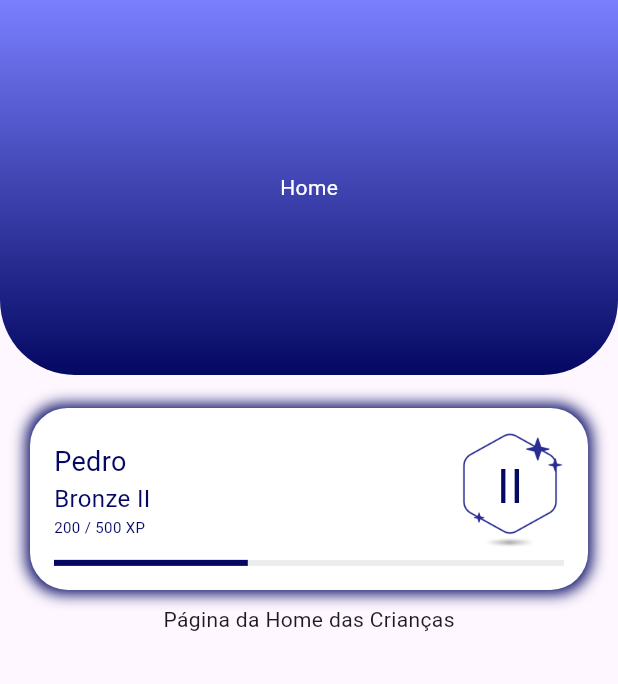
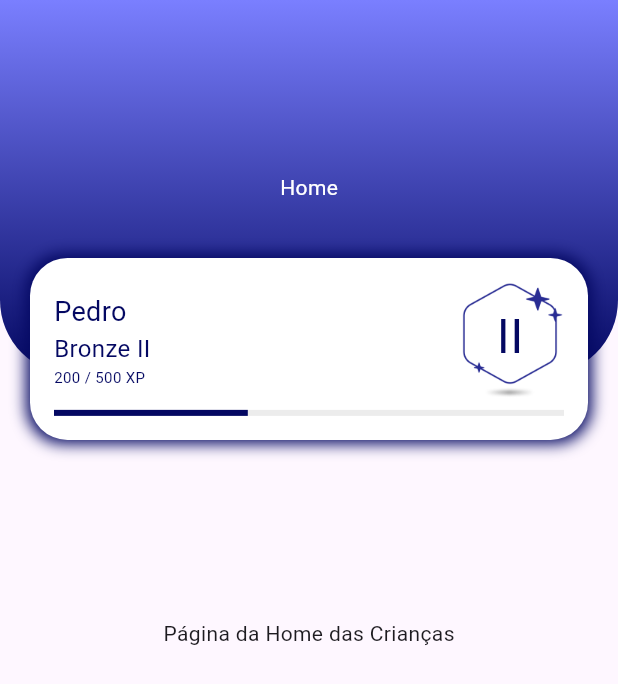
Before and after one commit to ianzin30/L-earn, a Flutter app: the ChildrenHomePage screen opened directly with empty values, on a phone screen of 412 x 824 dp. Shown: the top 684 px of the screen. Run offline on Flutter 3.47's test engine with Material 3 defaults, Android fonts, the phone set to English and light mode, and no system bars.

Commit message:
feat: flutiation progress bar position in children Home Page

```diff
--- a/learn/lib/pages/childrenPages/homePage.dart
+++ b/learn/lib/pages/childrenPages/homePage.dart
@@ -1,6 +1,7 @@
 import 'package:flutter/material.dart';
 import '/widgets/appBar.dart';
 import 'package:learn/widgets/levelWidget.dart';
+
 class ChildrenHomePage extends StatelessWidget {
   final ValueNotifier<double> pagePosition;
 
@@ -10,24 +11,46 @@ class ChildrenHomePage extends StatelessWidget {
 
   @override
   Widget build(BuildContext context) {
+    final screenHeight = MediaQuery.of(context).size.height;
+    final screenWidth = MediaQuery.of(context).size.width;
+    final statusBarHeight = MediaQuery.of(context).padding.top;
+
     return Scaffold(
-      appBar:
-      LearnAppBar(
-        pageIndex: 0,
-        pagePosition: pagePosition.value,
-        children:  [
-          const Text('Home', style: TextStyle(color: Colors.white)),
-
-        ]
-      ),
-      body: Column(
-        children:[
-          Container(
-             padding: const EdgeInsets.fromLTRB(20.0, 22.0, 20.0, 10.0),
-             child :LevelWidget(pontuation: 200, mascotName: "Pedro"),
+      body: Stack(
+        children: [
+          Positioned(
+            top: 0,
+            left: 0,
+            right: 0,
+            child: LearnAppBar(
+              pageIndex: 0,
+              pagePosition: pagePosition.value,
+              children: const [
+                Text('Home', style: TextStyle(color: Colors.white)),
+              ],
+            ),
           ),
-          const Text('Página da Home das Crianças'),
-          ]
+          Positioned(
+            top: 150,
+            left: 0,
+            right: 0,
+            child: Container(
+              padding: const EdgeInsets.fromLTRB(20.0, 22.0, 20.0, 10.0),
+              child: LevelWidget(pontuation: 200, mascotName: "Pedro"),
+            ),
+          ),
+          // O restante do conteúdo começa abaixo do AppBar e LevelWidget.
+          Positioned(
+            top: screenHeight/2,
+            left: 0,
+            right: 0,
+            child: Column(
+              children:  [
+                Text('Página da Home das Crianças'),
+              ],
+            ),
+          ),
+        ],
       ),
     );
   }
--- a/learn/lib/pages/childrenPages/mascotPage.dart
+++ b/learn/lib/pages/childrenPages/mascotPage.dart
@@ -19,7 +19,7 @@ class MascotPage extends StatelessWidget {
       body: Stack(
         children: [
           Container(
-             padding: const EdgeInsets.symmetric(horizontal: 15.0, vertical: 10.0),
+             padding: const EdgeInsets.symmetric(horizontal: 15.0, vertical: 25.0),
              child :MascotProgressBar(pontuation: 200, mascotName: "Pedro"),
           ),
           MascoteWidget()
```
